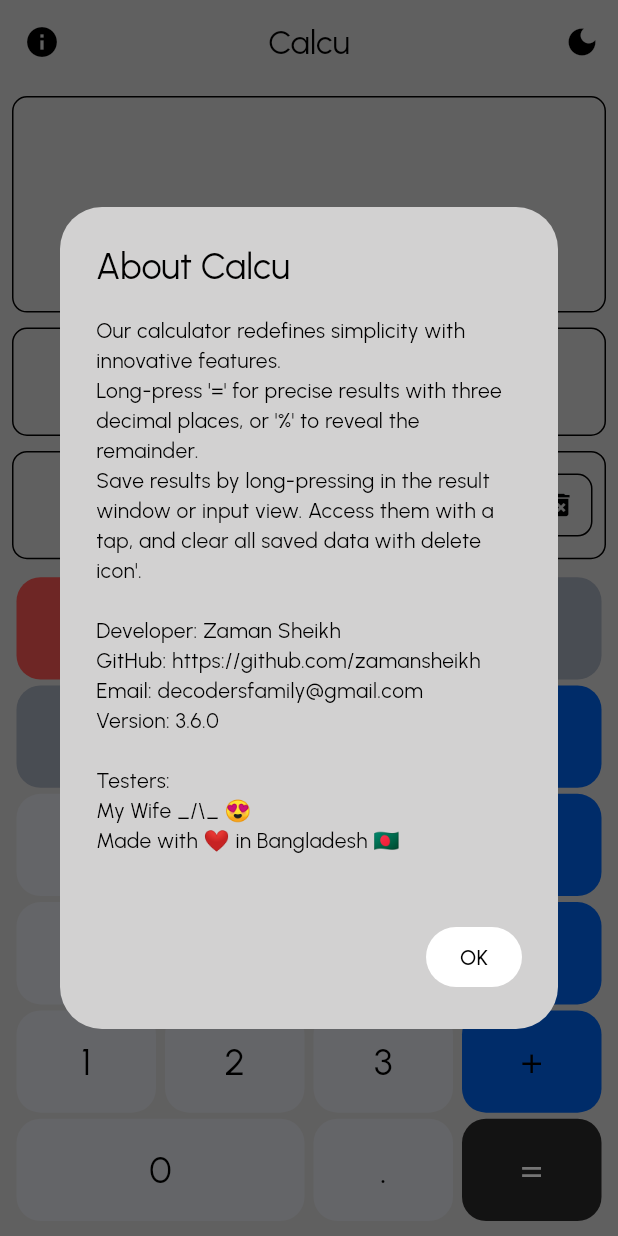
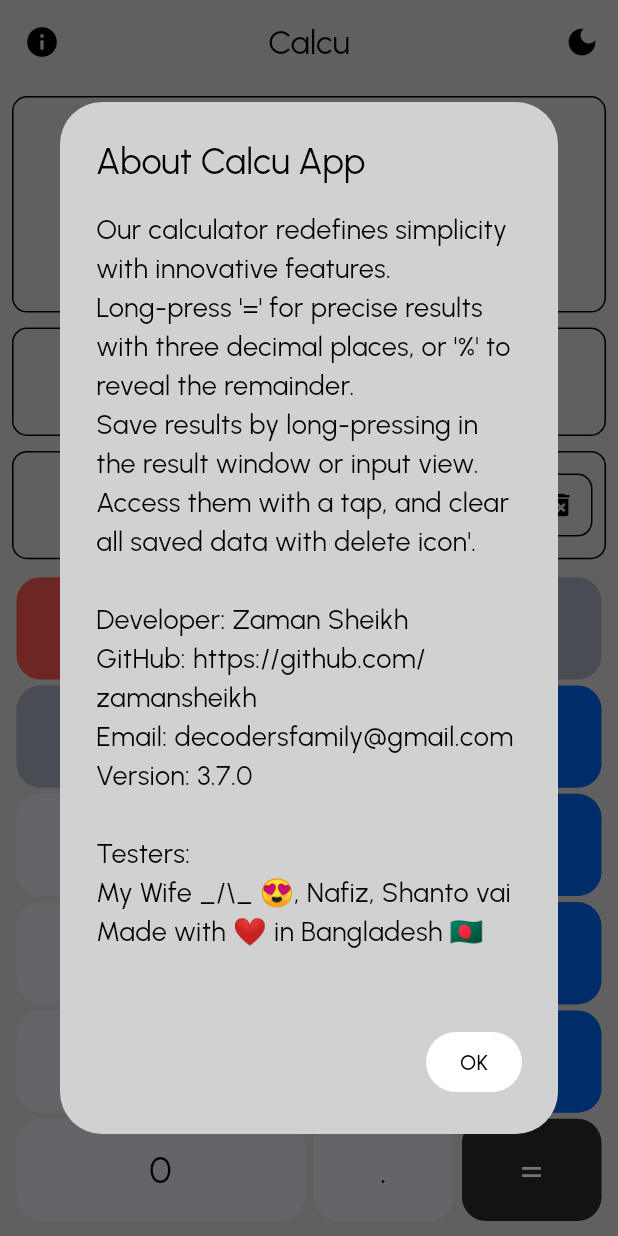
Before and after one commit to zamansheikh/Calcu, a Flutter app: the screen it shows after launch, after a tap on the "info" icon, on a phone screen of 412 x 824 dp. Run offline on Flutter 3.47's test engine with Material 3 defaults, Android fonts, the phone set to English and light mode, and no system bars; our stand-ins replace flutter_screenutil, get_it, math_expressions, shared_preferences; project files that could hold a hidden picture were left out.

Commit message:
api35 support

```diff
--- a/lib/core/constants/app_string.dart
+++ b/lib/core/constants/app_string.dart
@@ -8,10 +8,10 @@ Save results by long-pressing in the result window or input view. Access them wi
 Developer: Zaman Sheikh
 GitHub: https://github.com/zamansheikh
 Email: decodersfamily@gmail.com
-Version: 3.6.0
+Version: 3.7.0
 
 Testers:
-My Wife _/\\_ 😍
+My Wife _/\\_ 😍, Nafiz, Shanto vai
 Made with ❤️ in Bangladesh 🇧🇩
 """;
 }
--- a/lib/core/widgets/appbar.dart
+++ b/lib/core/widgets/appbar.dart
@@ -2,6 +2,7 @@ import 'package:calcu/core/constants/app_string.dart';
 import 'package:calcu/theme/theme_provider.dart';
 import 'package:flutter/material.dart';
 import 'package:flutter/services.dart';
+import 'package:flutter_screenutil/flutter_screenutil.dart';
 import 'package:provider/provider.dart';
 
 class AppBarCustom extends StatefulWidget implements PreferredSizeWidget {
@@ -34,7 +35,7 @@ class _AppBarCustomState extends State<AppBarCustom> {
             builder: (context) {
               return AlertDialog(
                 title: Text(
-                  "About Calcu",
+                  "About Calcu App",
                   style: TextStyle(
                     color: Theme.of(context).colorScheme.inversePrimary,
                   ),
@@ -43,12 +44,14 @@ class _AppBarCustomState extends State<AppBarCustom> {
                   AppString.aboutInfo,
                   style: TextStyle(
                     color: Theme.of(context).colorScheme.inversePrimary,
+                    fontSize: 18.sp,
                   ),
                 ),
                 actions: [
                   TextButton(
                     onPressed: () {
                       Navigator.pop(context);
+                      HapticFeedback.heavyImpact();
                     },
                     style: TextButton.styleFrom(
                         backgroundColor:
--- a/lib/core/widgets/button.dart
+++ b/lib/core/widgets/button.dart
@@ -26,19 +26,17 @@ class CustomButton extends StatelessWidget {
     return Padding(
       padding: const EdgeInsets.symmetric(vertical: 2),
       child: InkWell(
-        radius: 16,
+        radius: 16.sp,
         borderRadius: BorderRadius.circular(16),
         onLongPress: onLongPressed,
         onTap: onPressed,
         child: SizedBox(
           child: Container(
             alignment: Alignment.center,
-            padding: const EdgeInsets.all(10),
-            margin: const EdgeInsets.symmetric(horizontal: 3),
-            // height: 60,
-            // width: 80,
+            padding:  EdgeInsets.all(10.sp),
+            margin:  EdgeInsets.symmetric(horizontal: 3.sp),
             decoration: BoxDecoration(
-                color: buttonColor, borderRadius: BorderRadius.circular(16)),
+                color: buttonColor, borderRadius: BorderRadius.circular(16.sp)),
             child: hasChild
                 ? child
                 : Text(
--- a/lib/core/widgets/input_view_row.dart
+++ b/lib/core/widgets/input_view_row.dart
@@ -1,5 +1,6 @@
 import 'package:calcu/presentation/providers/home_provider.dart';
 import 'package:flutter/material.dart';
+import 'package:flutter_screenutil/flutter_screenutil.dart';
 import 'package:provider/provider.dart';
 
 class InputViewRow extends StatefulWidget {
@@ -25,9 +26,9 @@ class _InputViewRowState extends State<InputViewRow> {
         child: Container(
           width: double.infinity,
           alignment: Alignment.bottomRight,
-          padding: const EdgeInsets.all(8),
+          padding: EdgeInsets.all(8.sp),
           decoration: BoxDecoration(
-            borderRadius: BorderRadius.circular(10),
+            borderRadius: BorderRadius.circular(10.sp),
             border: Border.all(
               color: Theme.of(context).colorScheme.inversePrimary,
             ),
@@ -40,7 +41,7 @@ class _InputViewRowState extends State<InputViewRow> {
                 Text(
                   value.addCommasToNumbers(value.input),
                   style: TextStyle(
-                    fontSize: 50,
+                    fontSize: 50.sp,
                     color: Theme.of(context).colorScheme.inversePrimary,
                   ),
                 ),
--- a/lib/core/widgets/result_view_row.dart
+++ b/lib/core/widgets/result_view_row.dart
@@ -1,5 +1,6 @@
 import 'package:calcu/presentation/providers/home_provider.dart';
 import 'package:flutter/material.dart';
+import 'package:flutter_screenutil/flutter_screenutil.dart';
 import 'package:provider/provider.dart';
 
 class ResultViewRow extends StatefulWidget {
@@ -12,8 +13,7 @@ class ResultViewRow extends StatefulWidget {
 class _ResultViewRowState extends State<ResultViewRow> {
   @override
   Widget build(BuildContext context) {
-    return Consumer<HomeProvider>(
-      builder: (context, value, _) {
+    return Consumer<HomeProvider>(builder: (context, value, _) {
       return InkWell(
         onLongPress: () {
           value.clickOnResult();
@@ -26,9 +26,9 @@ class _ResultViewRowState extends State<ResultViewRow> {
         child: Container(
           width: double.infinity,
           alignment: Alignment.centerRight,
-            padding: const EdgeInsets.all(8),
+          padding: EdgeInsets.all(8.sp),
           decoration: BoxDecoration(
-              borderRadius: BorderRadius.circular(10),
+            borderRadius: BorderRadius.circular(10.sp),
             border: Border.all(
               color: Theme.of(context).colorScheme.inversePrimary,
             ),
@@ -41,7 +41,7 @@ class _ResultViewRowState extends State<ResultViewRow> {
                 Text(
                   value.addCommasToNumbers(value.output),
                   style: TextStyle(
-                      fontSize: 35,
+                    fontSize: 35.sp,
                     color: Theme.of(context).colorScheme.inversePrimary,
                   ),
                 ),
@@ -50,7 +50,6 @@ class _ResultViewRowState extends State<ResultViewRow> {
           ),
         ),
       );
-      }
-    );
+    });
   }
 }
--- a/lib/core/widgets/saved_view_row.dart
+++ b/lib/core/widgets/saved_view_row.dart
@@ -11,9 +11,9 @@ class SavedViewRaw extends StatelessWidget {
   Widget build(BuildContext context) {
     return Consumer<HomeProvider>(builder: (context, value, _) {
       return Container(
-        padding: const EdgeInsets.all(8),
+        padding: EdgeInsets.all(8.sp),
         decoration: BoxDecoration(
-          borderRadius: BorderRadius.circular(10),
+          borderRadius: BorderRadius.circular(10.sp),
           border: Border.all(
             color: Theme.of(context).colorScheme.inversePrimary,
           ),
@@ -34,10 +34,10 @@ class SavedViewRaw extends StatelessWidget {
                         },
                         child: Container(
                           alignment: Alignment.center,
-                          padding: const EdgeInsets.all(8),
+                          padding: EdgeInsets.all(8.sp),
                           decoration: BoxDecoration(
                             color: Theme.of(context).colorScheme.surface,
-                            borderRadius: BorderRadius.circular(10),
+                            borderRadius: BorderRadius.circular(10.sp),
                             // border: Border.all(
                             //   color: Theme.of(context).colorScheme.inversePrimary,
                             // ),
@@ -45,7 +45,7 @@ class SavedViewRaw extends StatelessWidget {
                           child: Text(
                             "${index + 1} : ${double.parse(value.savedValue[index]).toStringAsFixed(2)}",
                             style: TextStyle(
-                              fontSize: 16,
+                              fontSize: 16.sp,
                               color:
                                   Theme.of(context).colorScheme.inversePrimary,
                             ),
@@ -53,14 +53,14 @@ class SavedViewRaw extends StatelessWidget {
                         ),
                       ),
                       Padding(
-                        padding: const EdgeInsets.only(left: 3),
+                        padding: EdgeInsets.only(left: 3.sp),
                         child: Container(
                           alignment: Alignment.center,
-                          height: 35,
+                          height: 35.sp,
                           decoration: BoxDecoration(
                               color: Colors.red.withOpacity(.8),
                               borderRadius:
-                                  const BorderRadius.all(Radius.circular(100))),
+                                  BorderRadius.all(Radius.circular(100.sp))),
                           child: IconButton(
                             visualDensity: VisualDensity.compact,
                             onPressed: () {
@@ -80,11 +80,11 @@ class SavedViewRaw extends StatelessWidget {
                   );
                 },
                 separatorBuilder: (BuildContext context, int index) {
-                  return const SizedBox(width: 5);
+                  return SizedBox(width: 5.sp);
                 },
               ),
             ),
-            const SizedBox(width: 5),
+            SizedBox(width: 5.sp),
             InkWell(
               onLongPress: () {
                 value.delAllItem();
@@ -92,9 +92,9 @@ class SavedViewRaw extends StatelessWidget {
                 showCustomSnackbar(context, "All Deleted", "Ok?");
               },
               child: Container(
-                padding: const EdgeInsets.all(10),
+                padding: EdgeInsets.all(10.sp),
                 decoration: BoxDecoration(
-                  borderRadius: BorderRadius.circular(10),
+                  borderRadius: BorderRadius.circular(10.sp),
                   border: Border.all(
                     color: Theme.of(context).colorScheme.inversePrimary,
                   ),
--- a/lib/core/widgets/snakebar.dart
+++ b/lib/core/widgets/snakebar.dart
@@ -1,4 +1,5 @@
 import 'package:flutter/material.dart';
+import 'package:flutter_screenutil/flutter_screenutil.dart';
 
 void showCustomSnackbar(
     BuildContext context, String content, String actionText) {
@@ -11,9 +12,9 @@ void showCustomSnackbar(
     ),
     backgroundColor: Theme.of(context).colorScheme.surface,
     behavior: SnackBarBehavior.floating,
-    margin: const EdgeInsets.all(10),
+    margin:  EdgeInsets.all(10.sp),
     shape: RoundedRectangleBorder(
-      borderRadius: BorderRadius.circular(10),
+      borderRadius: BorderRadius.circular(10.sp),
     ),
     duration: const Duration(milliseconds: 800),
     action: SnackBarAction(
--- a/lib/presentation/pages/home_page.dart
+++ b/lib/presentation/pages/home_page.dart
@@ -1,4 +1,5 @@
 import 'package:flutter/material.dart';
+import 'package:flutter_screenutil/flutter_screenutil.dart';
 import '../../core/widgets/appbar.dart';
 import '../../core/widgets/button_row1.dart';
 import '../../core/widgets/button_row2.dart';
@@ -23,17 +24,17 @@ class _HomePageState extends State<HomePage> {
     return Scaffold(
       backgroundColor: Theme.of(context).colorScheme.primary,
       appBar: const AppBarCustom(),
-      body: const Padding(
-        padding: EdgeInsets.all(8.0),
+      body: Padding(
+        padding: EdgeInsets.all(8.sp),
         child: Column(
           children: [
-            Expanded(flex: 2, child: InputViewRow()),
-            SizedBox(height: 10),
-            Expanded(child: ResultViewRow()),
-            SizedBox(height: 10),
-            Expanded(child: SavedViewRaw()),
-            SizedBox(height: 10),
-            Expanded(
+            const Expanded(flex: 2, child: InputViewRow()),
+            SizedBox(height: 10.sp),
+            const Expanded(child: ResultViewRow()),
+            SizedBox(height: 10.sp),
+            const Expanded(child: SavedViewRaw()),
+            SizedBox(height: 10.sp),
+            const Expanded(
               flex: 6,
               child: Column(
                 children: [
```
Also changed, not shown: 1 other file. Lines whose indentation alone changed are shown as unchanged.
